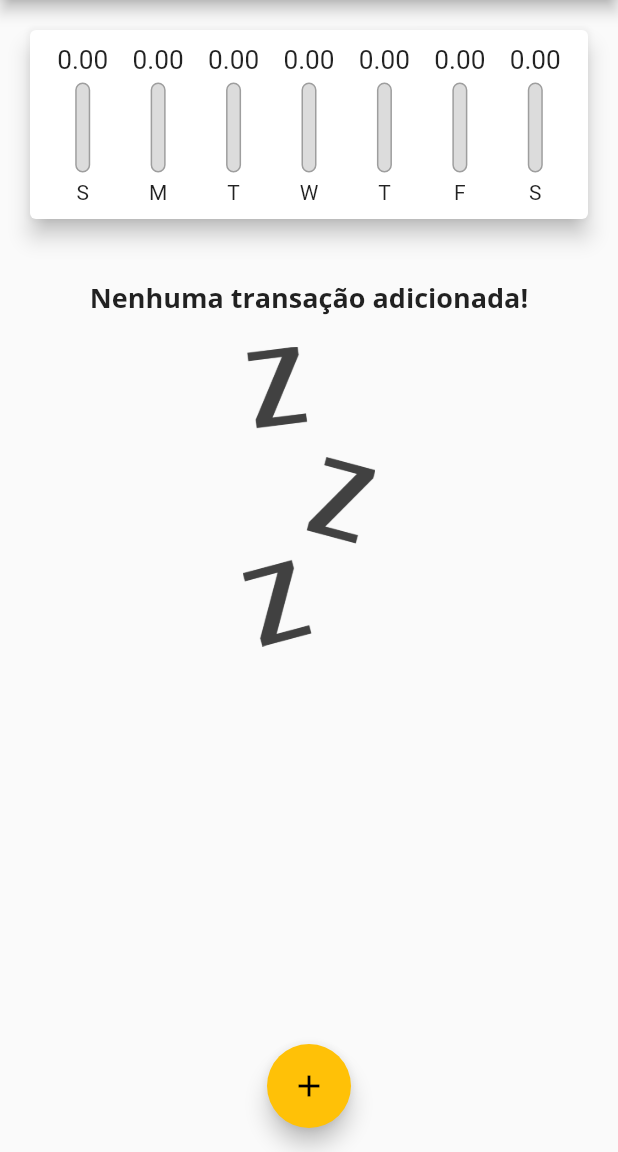
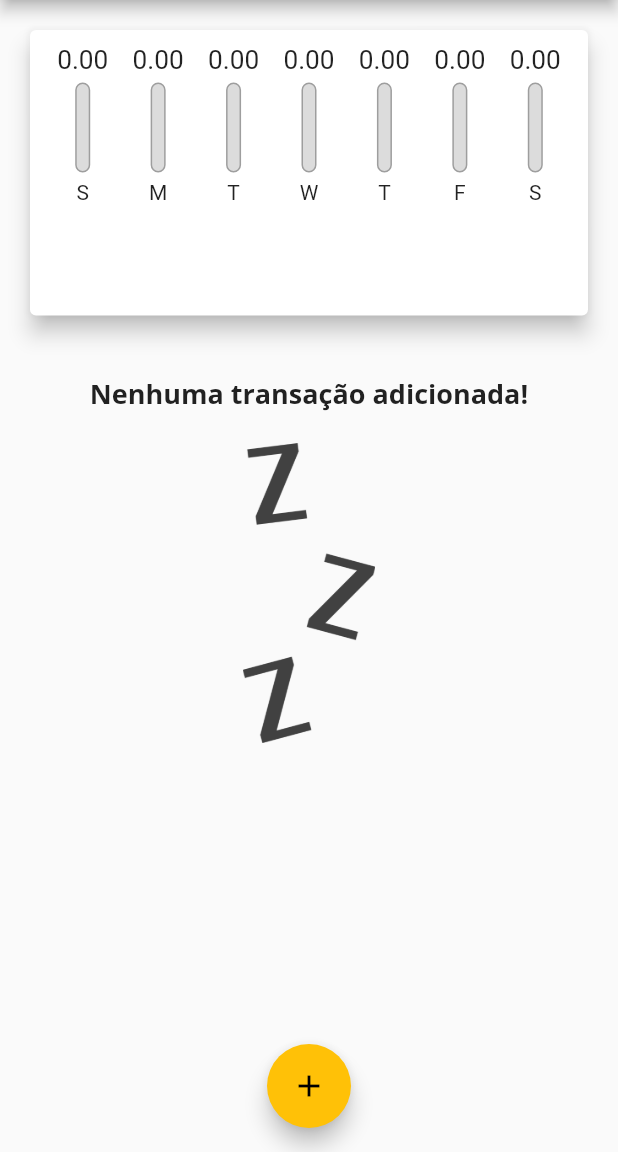
Before and after one commit to felixvicent/gestapp, a Flutter app: the screen it shows after launch, on a phone screen of 412 x 824 dp, the part 84-1236 px from its top. Run offline on Flutter 3.47's test engine with Material 2 defaults, Android fonts, the phone set to English and light mode, and no system bars.

Commit message:
Fix scroll

```diff
--- a/lib/components/chart.dart
+++ b/lib/components/chart.dart
@@ -1,4 +1,4 @@
-// ignore_for_file: use_key_in_widget_constructors, prefer_const_constructors, sized_box_for_whitespace, unnecessary_cast
+// ignore_for_file: use_key_in_widget_constructors, prefer_const_constructors, sized_box_for_whitespace, unnecessary_cast, avoid_unnecessary_containers
 
 import 'package:flutter/material.dart';
 import 'package:gestapp/components/chart_bar.dart';
--- a/lib/components/transaction_list.dart
+++ b/lib/components/transaction_list.dart
@@ -12,9 +12,7 @@ class TransactionList extends StatelessWidget {
 
   @override
   Widget build(BuildContext context) {
-    return Container(
-      height: 500,
-      child: transactions.isEmpty
+    return transactions.isEmpty
         ? Column(
             children: [
               SizedBox(height: 20),
@@ -64,7 +62,6 @@ class TransactionList extends StatelessWidget {
                 ),
               );
             },
-            ),
           );
   }
 }
--- a/lib/main.dart
+++ b/lib/main.dart
@@ -92,8 +92,7 @@ class _HomePageState extends State<HomePage> {
 
   @override
   Widget build(BuildContext context) {
-    return Scaffold(
-      appBar: AppBar(
+    final appBar = AppBar(
       title: Text(
         'Despesas Pessoais',
       ),
@@ -105,13 +104,26 @@ class _HomePageState extends State<HomePage> {
           icon: Icon(Icons.add),
         )
       ],
-      ),
+    );
+
+    final availableHeight = MediaQuery.of(context).size.height -
+        appBar.preferredSize.height -
+        MediaQuery.of(context).padding.top;
+
+    return Scaffold(
+      appBar: appBar,
       body: SingleChildScrollView(
         child: Column(
           crossAxisAlignment: CrossAxisAlignment.stretch,
           children: [
-            Chart(_recentTransactions),
-            TransactionList(_transactions, _removeTransaction),
+            Container(
+              height: availableHeight * 0.3,
+              child: Chart(_recentTransactions),
+            ),
+            Container(
+              height: availableHeight * 0.7,
+              child: TransactionList(_transactions, _removeTransaction),
+            ),
           ],
         ),
       ),
```
Lines whose indentation alone changed are shown as unchanged.
